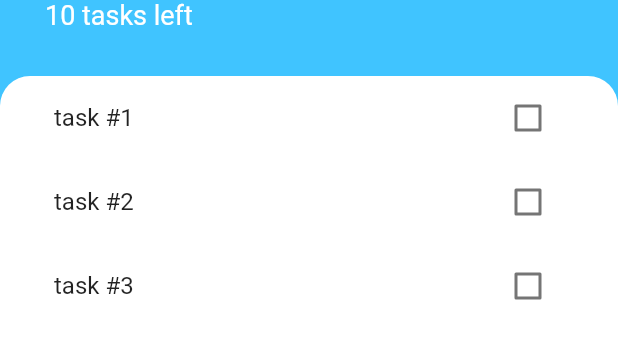
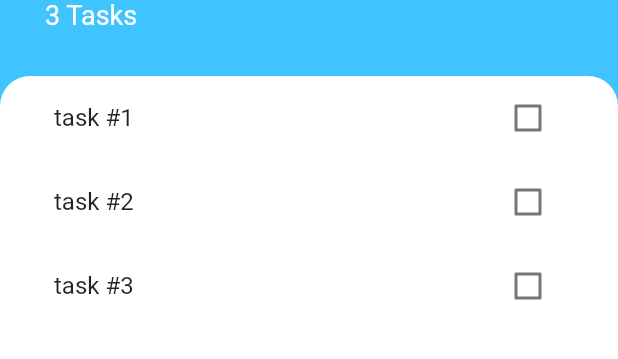
Before and after one commit to snb4crazy/Flutter-Todo-App, a Flutter app: the TasksScreen screen opened directly, on a phone screen of 412 x 824 dp, the part 284-643 px from its top. Run offline on Flutter 3.47's test engine with Material 2 defaults, Android fonts, the phone set to English and light mode, and no system bars.

Commit message:
Tasks Screen: Refactoring & make Stateless

```diff
--- a/lib/screens/tasks_screen.dart
+++ b/lib/screens/tasks_screen.dart
@@ -1,54 +1,37 @@
 import 'package:flutter/material.dart';
+import 'package:todoey/models/task_data.dart';
 import 'package:todoey/widgets/tasks_list.dart';
 import 'add_task_screen.dart';
-import 'package:todoey/models/task.dart';
+import 'package:provider/provider.dart';
 
-class TasksScreen extends StatefulWidget {
-  @override
-  _TasksScreenState createState() => _TasksScreenState();
-}
-
-class _TasksScreenState extends State<TasksScreen> {
-  List<Task> tasks = [
-    Task(name: 'task #1'),
-    Task(name: 'task #2'),
-    Task(name: 'task #3'),
-  ];
-
+class TasksScreen extends StatelessWidget {
   @override
   Widget build(BuildContext context) {
     return Scaffold(
       backgroundColor: Colors.lightBlueAccent,
       floatingActionButton: FloatingActionButton(
           backgroundColor: Colors.lightBlueAccent,
+          child: Icon(Icons.add),
           onPressed: () {
             showModalBottomSheet(
                 context: context,
-            //isScrollControlled controlls if Popup takes all the screen
                 isScrollControlled: true,
                 builder: (context) => SingleChildScrollView(
                         child: Container(
                       padding: EdgeInsets.only(
                           bottom: MediaQuery.of(context).viewInsets.bottom),
                       child: AddTaskScreen(),
-            )),
-          );
-        },
-        child: Icon(Icons.add),
-      ),
+                    )));
+          }),
       body: Column(
         crossAxisAlignment: CrossAxisAlignment.start,
-        children: [
+        children: <Widget>[
           Container(
             padding: EdgeInsets.only(
-              top: 60.0,
-              left: 30.0,
-              right: 30.0,
-              bottom: 30.0,
-            ),
+                top: 60.0, left: 30.0, right: 30.0, bottom: 30.0),
             child: Column(
               crossAxisAlignment: CrossAxisAlignment.start,
-              children: [
+              children: <Widget>[
                 CircleAvatar(
                   child: Icon(
                     Icons.list,
@@ -70,10 +53,10 @@ class _TasksScreenState extends State<TasksScreen> {
                   ),
                 ),
                 Text(
-                  '10 tasks left',
+                  '${Provider.of<TaskData>(context).taskCount} Tasks',
                   style: TextStyle(
                     color: Colors.white,
-                    fontSize: 18.0,
+                    fontSize: 18,
                   ),
                 ),
               ],
@@ -82,7 +65,6 @@ class _TasksScreenState extends State<TasksScreen> {
           Expanded(
             child: Container(
               padding: EdgeInsets.symmetric(horizontal: 20.0),
-              height: 300.0,
               decoration: BoxDecoration(
                 color: Colors.white,
                 borderRadius: BorderRadius.only(
@@ -90,9 +72,7 @@ class _TasksScreenState extends State<TasksScreen> {
                   topRight: Radius.circular(20.0),
                 ),
               ),
-              child: TasksList(
-                tasks: tasks,
-              ),
+              child: TasksList(),
             ),
           ),
         ],
```
Lines whose indentation alone changed are shown as unchanged.
